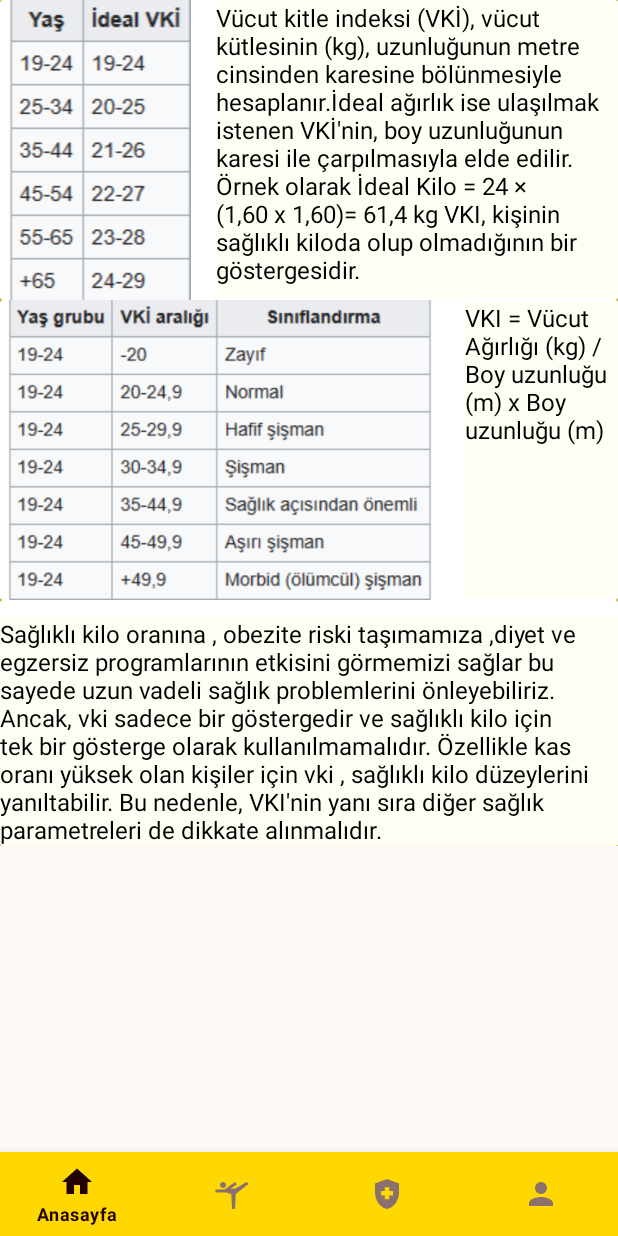
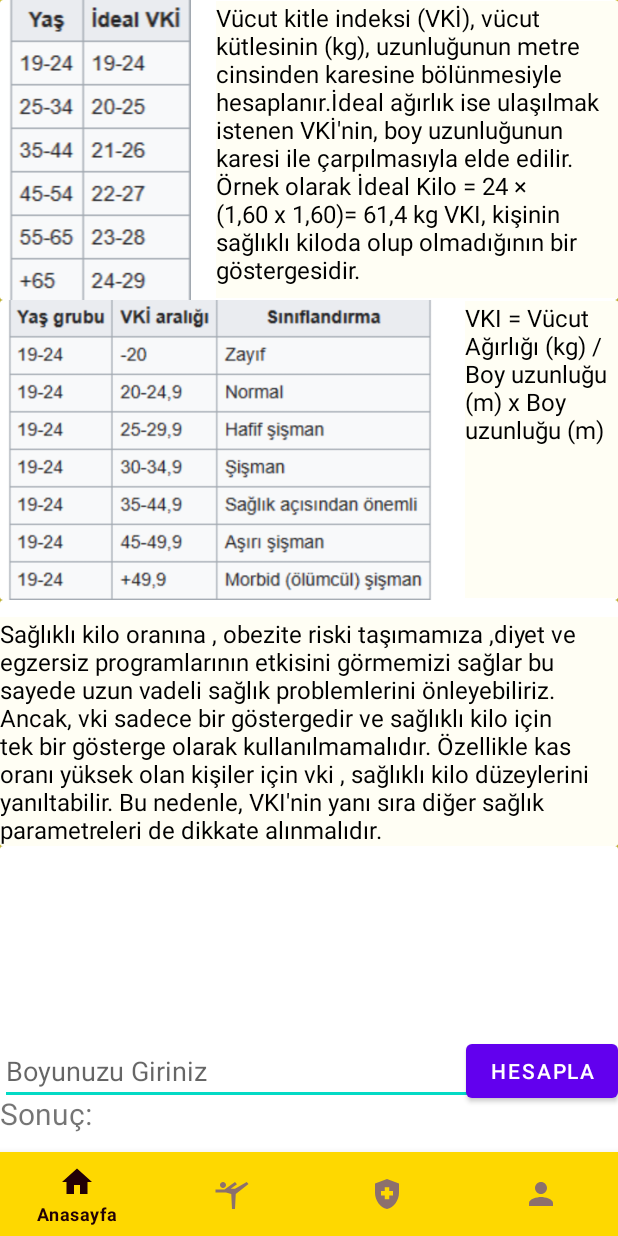
Before and after one commit to muhammedsafatur/saglikliyasamamerhaba, an Android app: the screen it shows after launch once a user with an empty profile is signed in (MainActivity), on a phone screen of 412 x 824 dp. Run offline under Robolectric (Android 15) with nearby library versions, the phone set to English and light mode, and no system bars; our stand-ins replace Firebase (no records; nobody signed in at launch, a user with empty details on screens opened directly), navigation-ui.

Commit message:
FİNAL Vücüt Kitle indeksi hesabı eklendi fakat pedometre eklenemedi :/

```diff
--- a/app/src/main/java/com/safa/saglikliyasamamerhaba/anasayfaFragment.kt
+++ b/app/src/main/java/com/safa/saglikliyasamamerhaba/anasayfaFragment.kt
@@ -1,10 +1,15 @@
 package com.safa.saglikliyasamamerhaba
 
+import android.annotation.SuppressLint
 import android.os.Bundle
 import android.view.LayoutInflater
 import android.view.View
 import android.view.ViewGroup
+import android.widget.Button
+import android.widget.EditText
+import android.widget.TextView
 import androidx.fragment.app.Fragment
+
 
 // TODO: Rename parameter arguments, choose names that match
 // the fragment initialization parameters, e.g. ARG_ITEM_NUMBER
@@ -17,6 +22,11 @@ private const val ARG_PARAM2 = "param2"
  * create an instance of this fragment.
  */
 class anasayfaFragment : Fragment() {
+    private lateinit var weightEditText: EditText
+    private lateinit var heightEditText: EditText
+    private lateinit var calculateButton: Button
+    private lateinit var bmiTextView: TextView
+
     // TODO: Rename and change types of parameters
     private var param1: String? = null
     private var param2: String? = null
@@ -29,31 +39,26 @@ class anasayfaFragment : Fragment() {
         }
     }
 
+    @SuppressLint("SetTextI18n")
     override fun onCreateView(
         inflater: LayoutInflater, container: ViewGroup?,
         savedInstanceState: Bundle?
     ): View? {
         // Inflate the layout for this fragment
-        return inflater.inflate(R.layout.fragment_anasayfa, container, false)
-    }
+        val view = inflater.inflate(R.layout.fragment_anasayfa, container, false)
 
-    companion object {
-        /**
-         * Use this factory method to create a new instance of
-         * this fragment using the provided parameters.
-         *
-         * @param param1 Parameter 1.
-         * @param param2 Parameter 2.
-         * @return A new instance of fragment anasayfaFragment.
-         */
-        // TODO: Rename and change types and number of parameters
-        @JvmStatic
-        fun newInstance(param1: String, param2: String) =
-            anasayfaFragment().apply {
-                arguments = Bundle().apply {
-                    putString(ARG_PARAM1, param1)
-                    putString(ARG_PARAM2, param2)
-                }
-            }
+        weightEditText = view.findViewById(R.id.etWeight)
+        heightEditText = view.findViewById(R.id.etHeight)
+        calculateButton = view.findViewById(R.id.btnCalculate)
+        bmiTextView = view.findViewById(R.id.tvResult)
+
+        calculateButton.setOnClickListener {
+            val weight = weightEditText.text.toString().toDouble()
+            val height = heightEditText.text.toString().toDouble() / 100
+            val bmi = weight / (height * height)
+            bmiTextView.text = "Vki: %.2f".format(bmi)
+        }
+
+        return view
     }
 }
--- a/app/src/main/res/layout/fragment_anasayfa.xml
+++ b/app/src/main/res/layout/fragment_anasayfa.xml
@@ -81,6 +81,45 @@
                 android:textSize="16sp" />
         </androidx.cardview.widget.CardView>
 
+        <androidx.cardview.widget.CardView
+            android:layout_width="match_parent"
+            android:layout_height="300dp">
+
+            <Button
+                android:layout_gravity="center|end"
+                android:id="@+id/btnCalculate"
+                android:layout_width="wrap_content"
+                android:layout_height="wrap_content"
+                android:text="@string/hesapla" />
+
+            <EditText
+                android:id="@+id/etWeight"
+                android:layout_width="match_parent"
+                android:layout_height="wrap_content"
+                android:layout_gravity="bottom|center|end"
+                android:hint="@string/kilonuzu_giriniz"
+                android:importantForAutofill="no"
+                android:inputType="numberDecimal"
+                tools:ignore="DuplicateClickableBoundsCheck" />
+
+            <TextView
+                android:id="@+id/tvResult"
+                android:layout_width="match_parent"
+                android:layout_height="135dp"
+                android:layout_gravity="bottom|center|end"
+                android:text="@string/sonu"
+                android:textSize="20sp" />
+
+            <EditText
+                android:id="@+id/etHeight"
+                android:layout_width="match_parent"
+                android:layout_height="wrap_content"
+                android:layout_gravity="center|end"
+                android:hint="@string/boyunuzu_giriniz"
+                android:importantForAutofill="no"
+                android:inputType="numberDecimal" />
+        </androidx.cardview.widget.CardView>
+
 
     </LinearLayout>
 </ScrollView>
--- a/app/src/main/res/menu/bottom_nav_menu.xml
+++ b/app/src/main/res/menu/bottom_nav_menu.xml
@@ -4,17 +4,17 @@
     <item
         android:id="@+id/anasayfaFragment"
         android:icon="@drawable/ic_baseline_home_24"
-        android:title="Anasayfa" />
+        android:title="@string/anasayfanav" />
     <item
         android:id="@+id/sporFragment"
         android:icon="@drawable/ic_baseline_sports_gymnastics_24"
-        android:title="Egzersizler" />
+        android:title="@string/egzersizlernav" />
     <item
         android:id="@+id/bilgiFragment"
         android:icon="@drawable/ic_baseline_health_and_safety_24"
-        android:title="Bilgiler" />
+        android:title="@string/bilgiler" />
     <item
         android:id="@+id/kbilgilerFragment"
         android:icon="@drawable/ic_baseline_person_24"
-        android:title="Kişisel Bilgiler" />
+        android:title="@string/rastgele_aktivite" />
 </menu>
--- a/app/src/main/res/values/strings.xml
+++ b/app/src/main/res/values/strings.xml
@@ -62,5 +62,13 @@
     <string name="textşansdileme">Çok İyi Birşey Çıkacağına Eminim :)</string>
     <string name="rastgelebutonu">Senin İçin Rastgele Bir Aktivite</string>
     <string name="sihirbazin_marifeti">sihirbazın marifeti</string>
+    <string name="rastgele_aktivite">Rastgele Aktivite</string>
+    <string name="bilgiler">Bilgiler</string>
+    <string name="egzersizlernav">Egzersizler</string>
+    <string name="anasayfanav">Anasayfa</string>
+    <string name="hesapla">Hesapla</string>
+    <string name="kilonuzu_giriniz">Kilonuzu Giriniz</string>
+    <string name="sonu">Sonuç:</string>
+    <string name="boyunuzu_giriniz">Boyunuzu Giriniz</string>
     <!-- TODO: Remove or change this placeholder text -->
 </resources>
```
